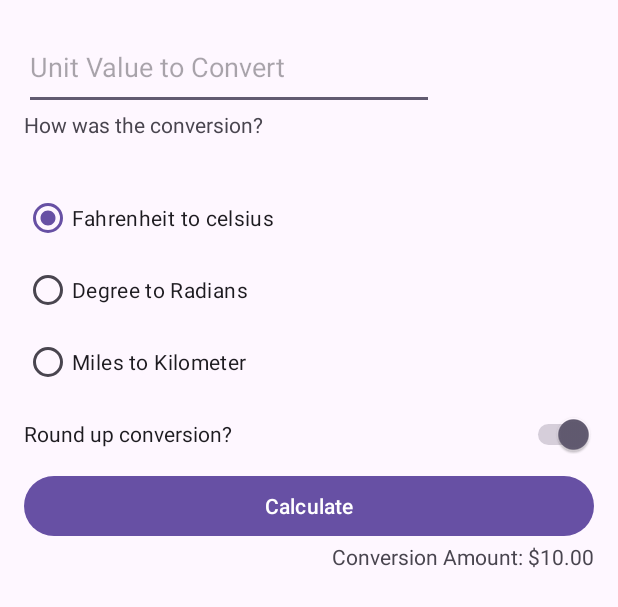
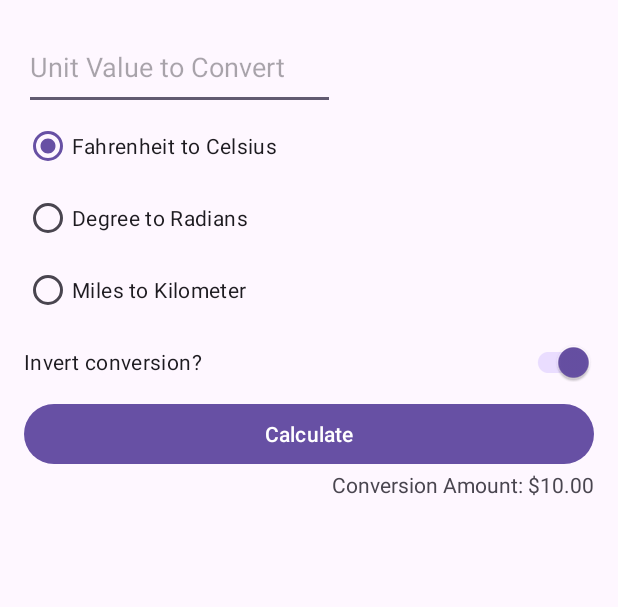
Before and after one commit to NathanOrawi/UnitConverter, an Android app: the layout activity_main.xml on its own in the app's theme, with its tools: preview values and no code run, on a phone screen of 412 x 824 dp. Shown: the top 607 px of the screen. Run offline under Robolectric (Android 15) with nearby library versions, the phone set to English and light mode, and no system bars.

Commit message:
Adding option of inverting the manner of conversion

```diff
--- a/app/src/main/res/layout/activity_main.xml
+++ b/app/src/main/res/layout/activity_main.xml
@@ -1,4 +1,5 @@
 <?xml version="1.0" encoding="utf-8"?>
+
 <androidx.constraintlayout.widget.ConstraintLayout
     xmlns:android="http://schemas.android.com/apk/res/android"
     xmlns:app="http://schemas.android.com/apk/res-auto"
@@ -11,49 +12,42 @@
 
     <EditText
         android:id="@+id/unit_value_to_convert"
-        android:layout_width="273dp"
+        android:layout_width="207dp"
         android:layout_height="57dp"
         android:hint="@string/unit_value_to_convert"
         android:inputType="numberDecimal"
         app:layout_constraintStart_toStartOf="parent"
         app:layout_constraintTop_toTopOf="parent" />
-    <TextView
-        android:id="@+id/service_question"
-        android:layout_width="wrap_content"
-        android:layout_height="48dp"
-        android:text="@string/how_was_the_conversion"
-        app:layout_constraintStart_toStartOf="parent"
-        app:layout_constraintTop_toBottomOf ="@id/unit_value_to_convert"/>
     <RadioGroup
         android:id="@+id/conversion_options"
-        android:checkedButton="@id/option_twenty_percent"
+        android:checkedButton="@id/option_celsius_fahrenheit"
         android:layout_width="wrap_content"
         android:layout_height="wrap_content"
         android:orientation="vertical"
         app:layout_constraintStart_toStartOf="parent"
-        app:layout_constraintTop_toBottomOf="@id/service_question">
+        app:layout_constraintTop_toBottomOf="@id/unit_value_to_convert">
         <RadioButton
-            android:id="@+id/option_twenty_percent"
+            android:id="@+id/option_celsius_fahrenheit"
             android:layout_width="wrap_content"
             android:layout_height="wrap_content"
             android:text="@string/fahrenheit_to_celsius" />
         <RadioButton
-            android:id="@+id/option_eighteen_percent"
+            android:id="@+id/option_degree_radians"
             android:layout_width="wrap_content"
             android:layout_height="wrap_content"
             android:text="@string/degrees_to_radians" />
         <RadioButton
-            android:id="@+id/option_fifteen_percent"
+            android:id="@+id/option_kilometer_miles"
             android:layout_width="wrap_content"
             android:layout_height="wrap_content"
             android:text="@string/miles_to_kilometers" />
     </RadioGroup>
-    <Switch
+    <androidx.appcompat.widget.SwitchCompat
         android:id="@+id/round_up_switch"
         android:checked="true"
         android:layout_width="0dp"
         android:layout_height="48dp"
-        android:text="@string/round_up_conversion"
+        android:text="@string/invert_conversion"
         app:layout_constraintTop_toBottomOf="@id/conversion_options"
         app:layout_constraintEnd_toEndOf="parent"
         app:layout_constraintStart_toStartOf="@id/conversion_options" />
--- a/app/src/main/res/values/strings.xml
+++ b/app/src/main/res/values/strings.xml
@@ -4,8 +4,10 @@
     <string name="conversion_amount">Conversion Amount: %s</string>
     <string name="miles_to_kilometers">Miles to Kilometer</string>
     <string name="degrees_to_radians">Degree to Radians</string>
-    <string name="fahrenheit_to_celsius">Fahrenheit to celsius</string>
-    <string name="how_was_the_conversion">How was the conversion?</string>
+    <string name="fahrenheit_to_celsius">Fahrenheit to Celsius</string>
     <string name="unit_value_to_convert">Unit Value to Convert</string>
-    <string name="round_up_conversion">Round up conversion?</string>
+    <string name="invert_conversion">Invert conversion?</string>
+    <string name="celsius_to_fahrenheit">Celsius to Fahrenheit</string>
+    <string name="radians_to_degrees">Radians to Degrees</string>
+    <string name="kilometers_to_miles">Kilometer to Miles</string>
 </resources>
```
Also changed, not shown: app/src/main/java/au/edu/jcu/my/unitconverter/MainActivity.kt (+13 -2 lines).
